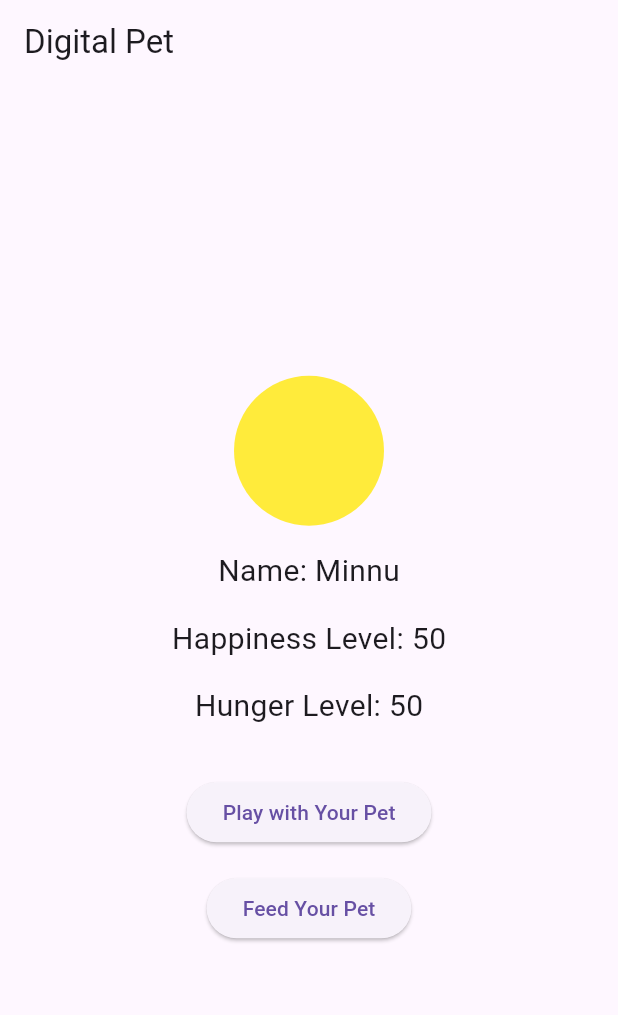
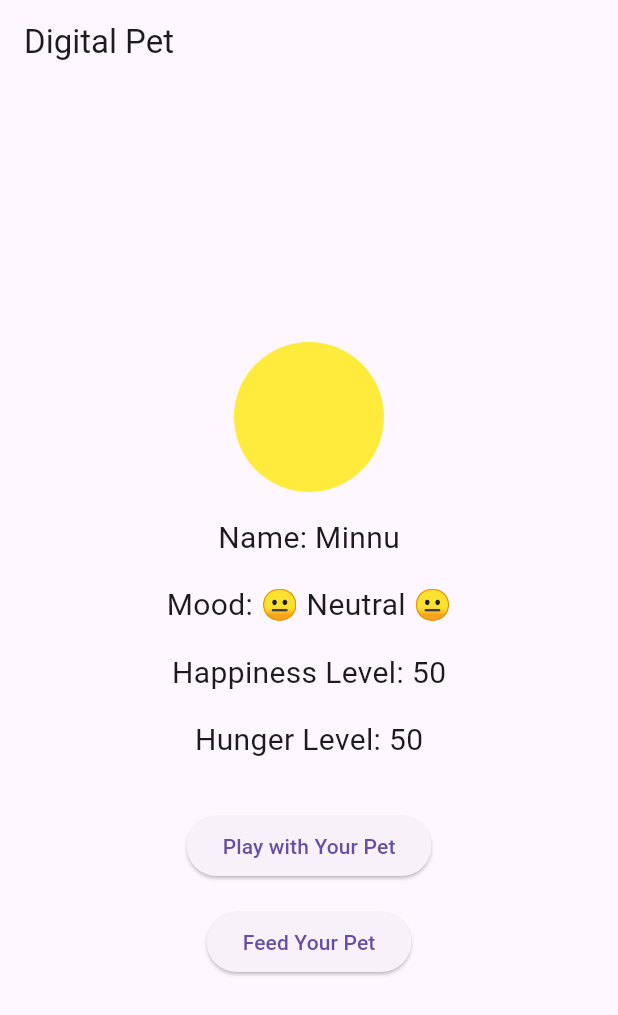
Before and after one commit to rayh4an/ACT5MAD, a Flutter app: the screen it shows after launch, on a phone screen of 412 x 824 dp. Shown: the top 1015 px of the screen. Run offline on Flutter 3.47's test engine with Material 3 defaults, Android fonts, the phone set to English and light mode, and no system bars.

Commit message:
Pet Mood Indicator

```diff
--- a/lib/main.dart
+++ b/lib/main.dart
@@ -23,6 +23,16 @@ class _DigitalPetAppState extends State<DigitalPetApp> {
       return Colors.yellow; // Neutral
     } else {
       return Colors.red; // Unhappy
+    }
+  }
+
+  String getPetMood() {
+    if (happinessLevel > 70) {
+      return '😊 Happy 😊';
+    } else if (happinessLevel >= 30) {
+      return '😐 Neutral 😐';
+    } else {
+      return '😞 Sad 😞';
     }
   }
 
@@ -81,6 +91,11 @@ class _DigitalPetAppState extends State<DigitalPetApp> {
             ),
             SizedBox(height: 16.0),
             Text(
+              'Mood: ${getPetMood()}',
+              style: TextStyle(fontSize: 20.0),
+            ),
+            SizedBox(height: 16.0),
+            Text(
               'Happiness Level: $happinessLevel',
               style: TextStyle(fontSize: 20.0),
             ),
```
